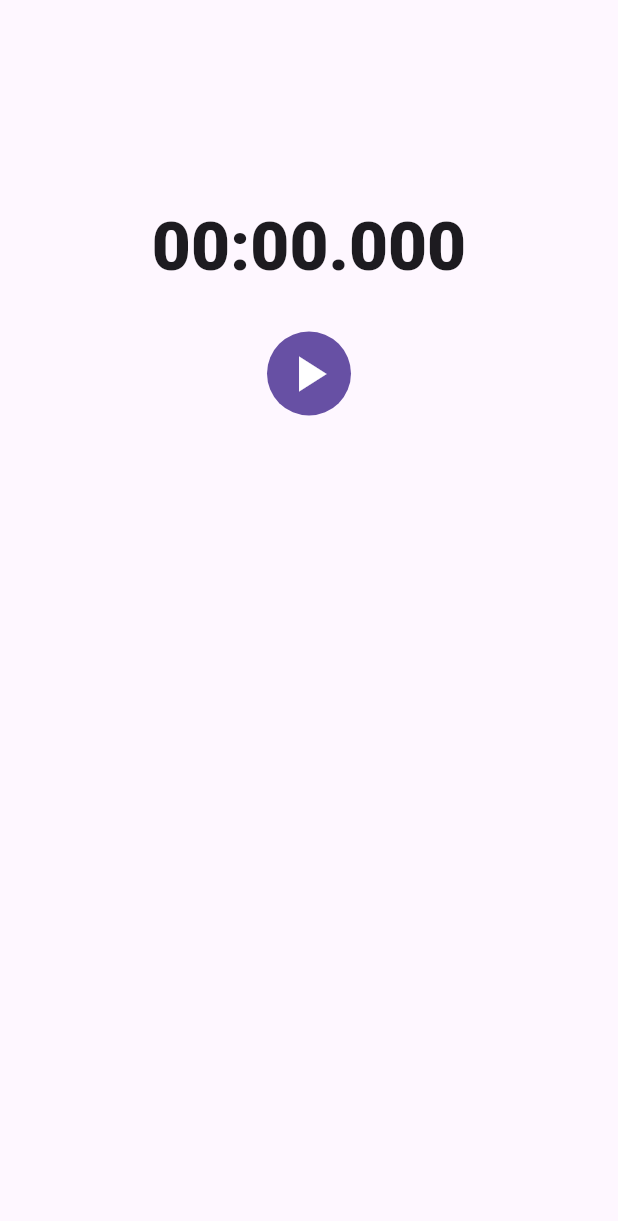
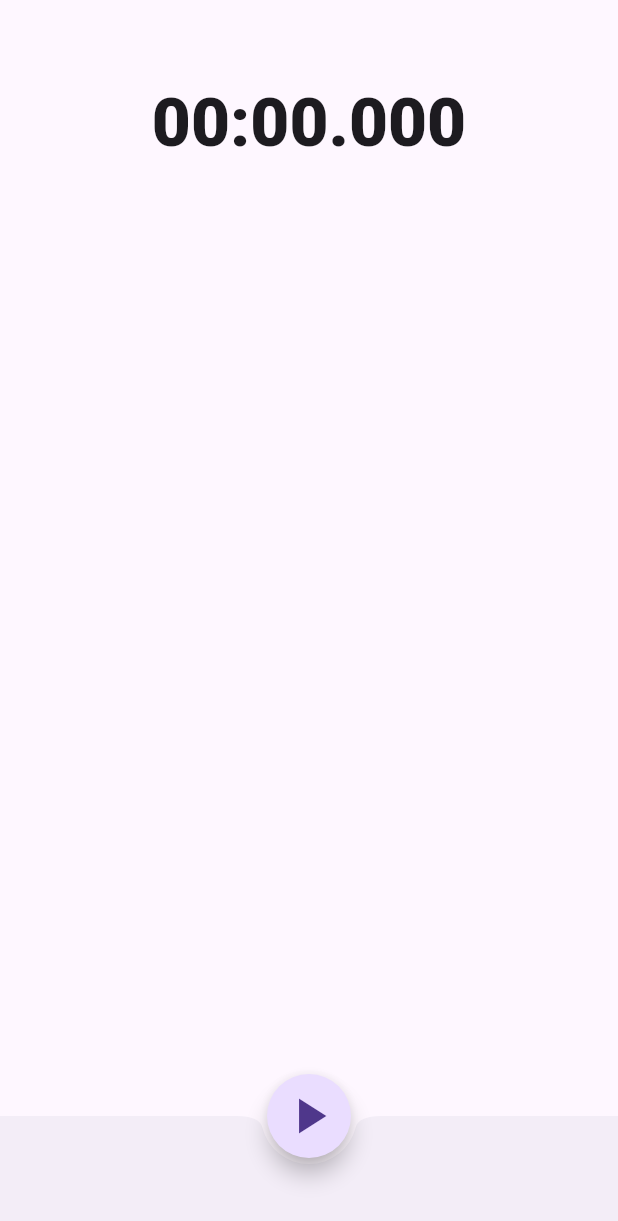
Before and after one commit to woteska/stopwatch, a Flutter app: the screen it shows after launch, on a phone screen of 412 x 824 dp. Shown: the top 1221 px of the screen. Run offline on Flutter 3.47's test engine with Material 2 defaults, Android fonts, the phone set to English and light mode, and no system bars.

Commit message:
Improving the layout: use bottomNavigationBar to help the user to access the action buttons more easier by their fingers when they use the application from a mobile phone.

```diff
--- a/lib/widgets/stopwatch.widget.dart
+++ b/lib/widgets/stopwatch.widget.dart
@@ -16,9 +16,8 @@ class _StopwatchWidgetState extends State<StopwatchWidget>
     with TickerProviderStateMixin, StopwatchTimeFormatMixin {
   final AdvancedStopwatch _stopwatch = AdvancedStopwatch();
   late Ticker _ticker;
-
-  static const actionButtonOpacityDurationMilliseconds = 250;
-  static const actionButtonSizedBoxSize = 30.0;
+  static const startStopActionButtonIconSize = 40.0;
+  static const actionButtonIconSize = 30.0;
 
   @override
   void initState() {
@@ -68,94 +67,79 @@ class _StopwatchWidgetState extends State<StopwatchWidget>
 
   @override
   Widget build(BuildContext context) {
-    var isResetButtonVisible =
-        _stopwatch.laps.isNotEmpty || !_stopwatch.isZero();
-    var isRemoveAllLapsButtonVisible =
-        !_stopwatch.isRunning && _stopwatch.laps.isNotEmpty;
-
     return Scaffold(
-        body: Column(mainAxisAlignment: MainAxisAlignment.center, children: [
+      appBar: AppBar(),
+      body: ListView(children: <Widget>[
+        Column(mainAxisAlignment: MainAxisAlignment.center, children: [
           PulsingTextWidget(
               text: _stopwatch.formatElapsed(),
               isPulsing: !_stopwatch.isRunning && !_stopwatch.isZero()),
-      const SizedBox(height: actionButtonSizedBoxSize),
-      Row(
-        mainAxisAlignment: MainAxisAlignment.center,
-        children: [
-          Visibility(
-              visible: isResetButtonVisible,
-              maintainSize: true,
-              maintainAnimation: true,
-              maintainState: true,
-              child: AnimatedOpacity(
-                opacity: isResetButtonVisible ? 1.0 : 0.0,
-                duration: const Duration(
-                    milliseconds: actionButtonOpacityDurationMilliseconds),
-                child: IconButton(
-                  icon: const Icon(Icons.replay),
-                  tooltip: 'Reset',
-                  onPressed: resetStopwatch,
-                ),
+          const SizedBox(height: 30),
+          if (_stopwatch.laps.isNotEmpty)
+            SizedBox(
+                height: 300,
+                child: SingleChildScrollView(
+                  child: LapTableWidget(laps: _stopwatch.laps),
                 )),
-          const SizedBox(width: actionButtonSizedBoxSize),
-          IconButton.filled(
-            icon: Icon(_stopwatch.isRunning ? Icons.pause : Icons.play_arrow),
+        ]),
+      ]),
+      floatingActionButton: FloatingActionButton(
+        shape: const CircleBorder(),
         onPressed: _stopwatch.isRunning ? stopStopwatch : startStopwatch,
         tooltip: _stopwatch.isRunning
             ? 'Stop'
             : _stopwatch.isZero()
                 ? 'Start'
                 : 'Resume',
-            iconSize: 40,
+        child: Icon(_stopwatch.isRunning ? Icons.pause : Icons.play_arrow,
+            size: startStopActionButtonIconSize),
       ),
-          const SizedBox(width: actionButtonSizedBoxSize),
-          Visibility(
-              visible: _stopwatch.isRunning,
-              maintainSize: true,
-              maintainAnimation: true,
-              maintainState: true,
-              child: AnimatedOpacity(
-                opacity: _stopwatch.isRunning ? 1.0 : 0.0,
-                duration: const Duration(
-                    milliseconds: actionButtonOpacityDurationMilliseconds),
-                child: IconButton(
+      floatingActionButtonLocation: FloatingActionButtonLocation.centerDocked,
+      bottomNavigationBar: BottomAppBar(
+        shape: const CircularNotchedRectangle(),
+        child: Row(
+          children: <Widget>[
+            const Spacer(),
+            if (_stopwatch.laps.isNotEmpty || !_stopwatch.isZero())
+              IconButton(
+                iconSize: actionButtonIconSize,
+                icon: const Icon(Icons.replay),
+                tooltip: 'Reset',
+                onPressed: resetStopwatch,
+              ),
+            const Spacer(),
+            const SizedBox(width: 10),
+            const Spacer(),
+            if (_stopwatch.isRunning)
+              IconButton(
+                iconSize: actionButtonIconSize,
                 icon: const Icon(Icons.flag),
                 tooltip: 'Lap',
                 onPressed: lap,
               ),
+            if (_stopwatch.laps.isNotEmpty && !_stopwatch.isRunning)
+              IconButton(
+                iconSize: actionButtonIconSize,
+                icon: const Icon(Icons.delete_forever),
+                tooltip: 'Delete All Laps',
+                onPressed: removeAllLaps,
+              ),
+            // Using a dummy icon button for avoiding the other buttons jumping effect
+            if (!_stopwatch.isRunning && !_stopwatch.laps.isNotEmpty)
+              Visibility(
+                  maintainState: true,
+                  maintainAnimation: true,
+                  maintainSize: true,
+                  visible: false,
+                  child: IconButton(
+                    iconSize: actionButtonIconSize,
+                    icon: const Icon(Icons.abc),
+                    onPressed: () {},
                   )),
+            const Spacer(),
           ],
         ),
-      const SizedBox(height: actionButtonSizedBoxSize),
-      Row(
-        mainAxisAlignment: MainAxisAlignment.center,
-        children: [
-          Visibility(
-              visible: isRemoveAllLapsButtonVisible,
-              maintainSize: true,
-              maintainAnimation: true,
-              maintainState: true,
-              child: AnimatedOpacity(
-                opacity: isRemoveAllLapsButtonVisible ? 1.0 : 0.0,
-                duration: const Duration(
-                    milliseconds: actionButtonOpacityDurationMilliseconds),
-                child: ElevatedButton(
-                  onPressed: removeAllLaps,
-                  child: const Text('Remove All Laps'),
       ),
-              ))
-        ],
-      ),
-      const SizedBox(height: actionButtonSizedBoxSize),
-      SizedBox(
-        height: 300,
-        child: Visibility(
-          visible: _stopwatch.laps.isNotEmpty,
-          child: SingleChildScrollView(
-            child: LapTableWidget(laps: _stopwatch.laps),
-          ),
-        ),
-      ),
-    ]));
+    );
   }
 }
```
Lines whose indentation alone changed are shown as unchanged.
